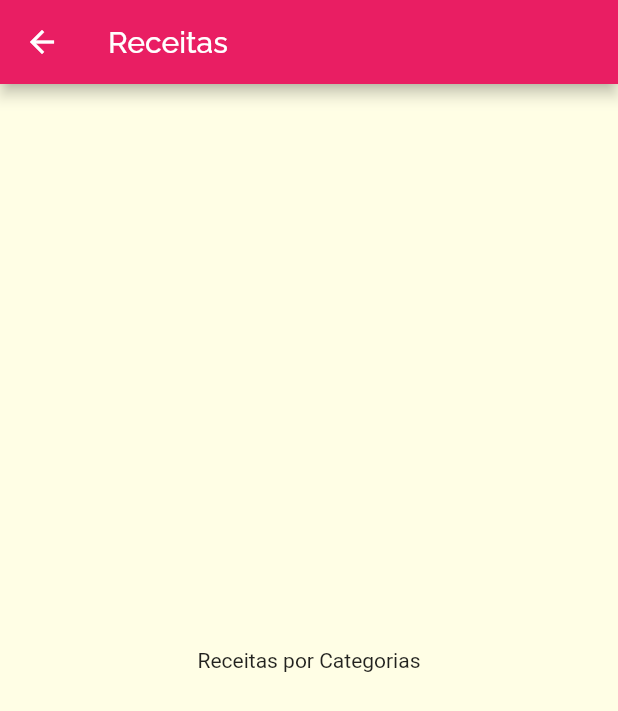
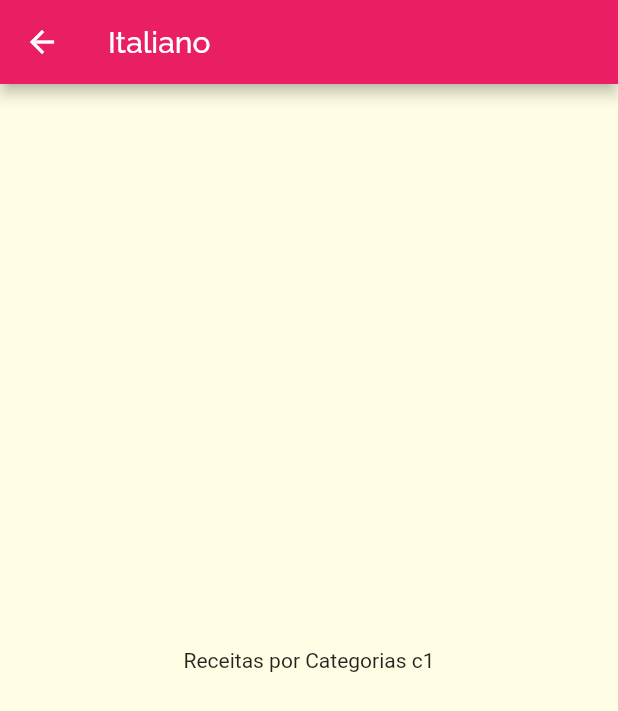
Before and after one commit to kadeguilherme/meals, a Flutter app: the screen it shows after launch, after a tap on "Italiano", on a phone screen of 412 x 824 dp. Shown: the top 711 px of the screen. Run offline on Flutter 3.47's test engine with Material 2 defaults, Android fonts, the phone set to English and light mode, and no system bars.

Commit message:
Retirando o Route para utilizar o ModalRoure na classe categories_meals_screen.dart

```diff
--- a/lib/components/category_item.dart
+++ b/lib/components/category_item.dart
@@ -1,6 +1,5 @@
 import 'package:flutter/material.dart';
 import '../models/category.dart';
-import '../screens/categories_meals_screen.dart';
 
 class CategoryItem extends StatelessWidget {
   final Category category;
@@ -8,12 +7,9 @@ class CategoryItem extends StatelessWidget {
   CategoryItem(this.category);
 
   void _selectCategory(BuildContext context) {
-    Navigator.of(context).push(
-      MaterialPageRoute(
-        builder: (_) {
-          return CategoriesMealsScreen();
-        },
-      ),
+    Navigator.of(context).pushNamed(
+      '/categories-meals',
+      arguments: category,
     );
   }
 
--- a/lib/main.dart
+++ b/lib/main.dart
@@ -1,5 +1,6 @@
 import 'package:flutter/material.dart';
 import 'screens/categories_screen.dart';
+import 'screens/categories_meals_screen.dart';
 
 void main() {
   runApp(MyApp());
@@ -25,6 +26,9 @@ class MyApp extends StatelessWidget {
             ),
       ),
       home: CategoriesScreen(),
+      routes: {
+        '/categories-meals': (ctx) => CategoriesMealsScreen(),
+      },
     );
   }
 }
--- a/lib/screens/categories_meals_screen.dart
+++ b/lib/screens/categories_meals_screen.dart
@@ -1,14 +1,17 @@
 import 'package:flutter/material.dart';
+import '../models/category.dart';
 
 class CategoriesMealsScreen extends StatelessWidget {
   @override
   Widget build(BuildContext context) {
+    //ModalRoute cria um arguments na que dar o push passa para esse clase
+    final category = ModalRoute.of(context).settings.arguments as Category;
     return Scaffold(
       appBar: AppBar(
-        title: Text('Receitas'),
+        title: Text(category.title),
       ),
       body: Center(
-        child: Text('Receitas por Categorias'),
+        child: Text('Receitas por Categorias ${category.id}'),
       ),
     );
   }
```
